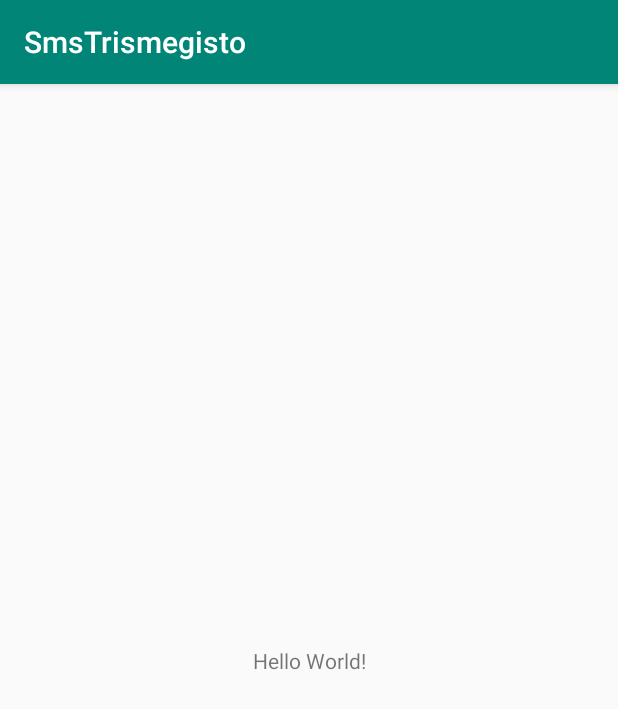
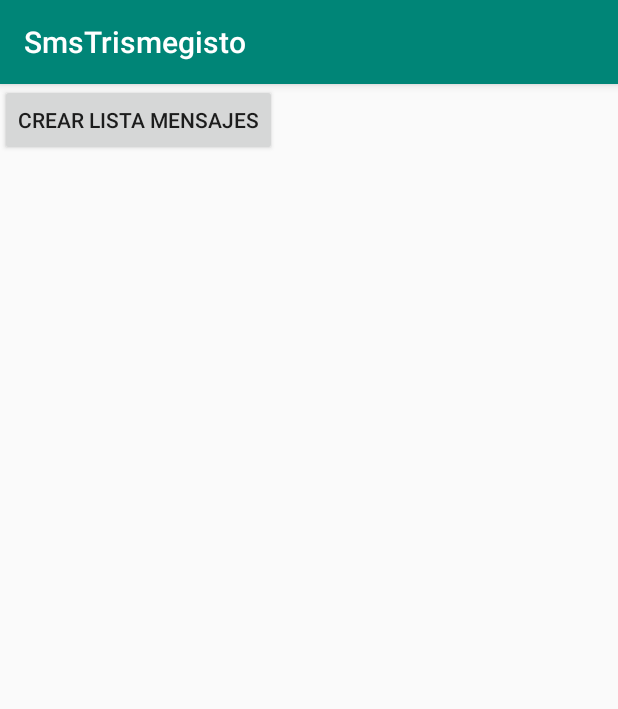
Before and after one commit to reloadersystem/SmsTrismegisto, an Android app: the screen it shows after launch (MainActivity), on a phone screen of 412 x 824 dp. Shown: the top 709 px of the screen. Run offline under Robolectric (Android 15) with nearby library versions, the phone set to English and light mode, and no system bars.

Commit message:
paso uno_estructura

```diff
--- a/app/build.gradle
+++ b/app/build.gradle
@@ -33,5 +33,22 @@ dependencies {
     androidTestImplementation 'androidx.test:runner:1.1.1'
     androidTestImplementation 'androidx.test.espresso:espresso-core:3.1.1'
 
-    implementation "androidx.lifecycle:lifecycle-extensions:2.0.0"
+    //ViewModel y LiveData
+    implementation 'androidx.lifecycle:lifecycle-extensions:2.2.0'
+
+    // KTX - Viewmodel Y Livedata
+    implementation 'androidx.lifecycle:lifecycle-viewmodel-ktx:2.2.0'
+    implementation "androidx.lifecycle:lifecycle-livedata-ktx:2.3.0-alpha07"
+    implementation 'com.github.bumptech.glide:glide:4.11.0'
+
+// Retrofit
+    implementation 'com.squareup.retrofit2:retrofit:2.6.0'
+    implementation 'com.google.code.gson:gson:2.8.5'
+    implementation 'com.squareup.retrofit2:converter-gson:2.5.0'
+    implementation 'com.squareup.okhttp3:logging-interceptor:3.12.0'
+
+    // Coroutinas
+
+    implementation "org.jetbrains.kotlinx:kotlinx-coroutines-android:1.3.3"
+
 }
--- /dev/null
+++ b/app/src/main/java/com/reloader/smstrismegisto/data/DataSource.kt
@@ -0,0 +1,20 @@
+package com.reloader.smstrismegisto.data
+
+import com.reloader.smstrismegisto.ui.modelo.Mensajes
+import com.reloader.smstrismegisto.vo.Resource
+
+class DataSource {
+
+    private val generateListDeMensajes = listOf(
+
+        Mensajes(10, "+519641548", "Kotlin"),
+        Mensajes(11, "+5191212125", "iOS"),
+        Mensajes(12, "+5112312344", "Flutter"),
+        Mensajes(13, "+5658587900", "Java")
+    )
+
+    fun getMensajesList(): Resource<List<Mensajes>> {
+        return Resource.Success(generateListDeMensajes)
+    }
+
+}
--- a/app/src/main/java/com/reloader/smstrismegisto/data/MensajesDataSet.kt
+++ /dev/null
@@ -1,16 +0,0 @@
-package com.reloader.smstrismegisto.data
-
-import com.reloader.smstrismegisto.ui.modelo.Mensajes
-
-class MensajesDataSet {
-
-    fun crearListDeMensajes(): List<Mensajes> {
-
-        return listOf(
-            Mensajes(10, "+519641548", "Kotlin"),
-            Mensajes(11, "+5191212125", "iOS"),
-            Mensajes(12, "+5112312344", "Flutter"),
-            Mensajes(13, "+5658587900", "Java")
-        )
-    }
-}
--- a/app/src/main/java/com/reloader/smstrismegisto/domain/MessageUseCase.kt
+++ /dev/null
@@ -1,13 +0,0 @@
-package com.reloader.smstrismegisto.domain
-
-import com.reloader.smstrismegisto.data.MensajesDataSet
-import com.reloader.smstrismegisto.ui.modelo.Mensajes
-
-class MessageUseCase {
-
-    private val messageUseCase = MensajesDataSet()
-
-    fun obtenerListMessages(): List<Mensajes> {
-        return messageUseCase.crearListDeMensajes()
-    }
-}
--- /dev/null
+++ b/app/src/main/java/com/reloader/smstrismegisto/domain/Repo.kt
@@ -0,0 +1,8 @@
+package com.reloader.smstrismegisto.domain
+
+import com.reloader.smstrismegisto.ui.modelo.Mensajes
+import com.reloader.smstrismegisto.vo.Resource
+
+interface Repo {
+    fun getMensajeslist():Resource<List<Mensajes>>
+}
--- /dev/null
+++ b/app/src/main/java/com/reloader/smstrismegisto/domain/RepoImpl.kt
@@ -0,0 +1,14 @@
+package com.reloader.smstrismegisto.domain
+
+import com.reloader.smstrismegisto.data.DataSource
+import com.reloader.smstrismegisto.ui.modelo.Mensajes
+import com.reloader.smstrismegisto.vo.Resource
+
+class RepoImpl(private val dataSource: DataSource) : Repo {
+
+    override fun getMensajeslist(): Resource<List<Mensajes>> {
+
+        return dataSource.getMensajesList()
+    }
+
+}
--- a/app/src/main/java/com/reloader/smstrismegisto/ui/MainActivity.kt
+++ b/app/src/main/java/com/reloader/smstrismegisto/ui/MainActivity.kt
@@ -4,36 +4,38 @@ import android.os.Bundle
 import android.util.Log
 import androidx.appcompat.app.AppCompatActivity
 import androidx.lifecycle.Observer
+import androidx.lifecycle.ViewModelProvider
 import androidx.lifecycle.ViewModelProviders
 import com.reloader.smstrismegisto.R
+import com.reloader.smstrismegisto.data.DataSource
+import com.reloader.smstrismegisto.domain.RepoImpl
 import com.reloader.smstrismegisto.ui.modelo.Mensajes
-import com.reloader.smstrismegisto.viewmodel.MyViewModel
+import com.reloader.smstrismegisto.viewmodel.MainViewModel
+import com.reloader.smstrismegisto.viewmodel.VMFactory
+import kotlinx.android.synthetic.main.activity_main.*
 
 class MainActivity : AppCompatActivity() {
 
-    private lateinit var viewModel: MyViewModel
+
+    private lateinit var viewModel: MainViewModel
+
 
     override fun onCreate(savedInstanceState: Bundle?) {
         super.onCreate(savedInstanceState)
         setContentView(R.layout.activity_main)
+        setupViewModel()
 
-        viewModel = ViewModelProviders.of(this).get(MyViewModel::class.java)
+        btn_crearLista.setOnClickListener {
+//            viewModel.getListMessages()
+        }
+    }
 
-        val mensajesObserver = Observer<List<Mensajes>> {
+    private fun setupViewModel() {
+        viewModel = ViewModelProviders.of(this, VMFactory(RepoImpl(DataSource()))).get(MainViewModel::class.java)
 
-//            for((index, value) in it.withIndex()){
-//                Log.d("mensajes $index:", value.sms_mensaje) // 0:Kotlin , 1: iOS, 2: Flutter
-//            }
-
-
-//            for(mensaje in it){
-//                Log.d("listaMensajes", mensaje.sms_mensaje)
-//            } // result : Kotlin - iOS- Flutter- Java
-
-
-            Log.d("listaMensajes", it.toString()) // list complete
-        }
-
-        viewModel.getListMensajesLiveData().observe(this, mensajesObserver)
+//        val mensajesObserver = Observer<List<Mensajes>> {
+//            Log.d("listaMensajes", it.toString()) // list complete
+//        }
+//        viewModel.getListMensajesLiveData().observe(this, mensajesObserver)
     }
 }
--- /dev/null
+++ b/app/src/main/java/com/reloader/smstrismegisto/viewmodel/MainViewModel.kt
@@ -0,0 +1,22 @@
+package com.reloader.smstrismegisto.viewmodel
+
+import androidx.lifecycle.ViewModel
+import androidx.lifecycle.liveData
+import com.reloader.smstrismegisto.domain.Repo
+import com.reloader.smstrismegisto.vo.Resource
+import kotlinx.coroutines.Dispatchers
+
+//pasando repo por Constructor
+class MainViewModel(private val repo: Repo) : ViewModel() {
+
+    //2do plano
+    val fetchMensajesList = liveData(Dispatchers.IO) {
+        emit(Resource.Loading())
+        try {
+            emit(repo.getMensajeslist())
+        } catch (e: Exception) {
+            emit(Resource.Failure(e))
+        }
+    }
+
+}
--- a/app/src/main/java/com/reloader/smstrismegisto/viewmodel/MyViewModel.kt
+++ /dev/null
@@ -1,32 +0,0 @@
-package com.reloader.smstrismegisto.viewmodel
-
-import androidx.lifecycle.LiveData
-import androidx.lifecycle.MutableLiveData
-import androidx.lifecycle.ViewModel
-import com.reloader.smstrismegisto.domain.MessageUseCase
-import com.reloader.smstrismegisto.ui.modelo.Mensajes
-
-class MyViewModel : ViewModel() {
-
-    val mensajesUseCase = MessageUseCase()
-    private val listData = MutableLiveData<List<Mensajes>>()
-
-    init {
-        //ni bien  hago la instancia de MyWiewModel inicia el metodo
-        getListMessages()
-    }
-
-    fun setListSms(listaMessages: List<Mensajes>) {
-        listData.value = listaMessages
-    }
-
-    fun getListMessages() {
-        setListSms(mensajesUseCase.obtenerListMessages())
-    }
-
-    //escucha  si hay cambios
-    fun getListMensajesLiveData():LiveData<List<Mensajes>>{
-        return listData
-    }
-
-}
--- /dev/null
+++ b/app/src/main/java/com/reloader/smstrismegisto/viewmodel/VMFactory.kt
@@ -0,0 +1,11 @@
+package com.reloader.smstrismegisto.viewmodel
+
+import androidx.lifecycle.ViewModel
+import androidx.lifecycle.ViewModelProvider
+import com.reloader.smstrismegisto.domain.Repo
+
+class VMFactory(private val repo: Repo) : ViewModelProvider.Factory {
+    override fun <T : ViewModel?> create(modelClass: Class<T>): T {
+        return modelClass.getConstructor(Repo::class.java).newInstance(repo)
+    }
+}
--- /dev/null
+++ b/app/src/main/java/com/reloader/smstrismegisto/vo/Resource.kt
@@ -0,0 +1,7 @@
+package com.reloader.smstrismegisto.vo
+
+sealed class Resource<out T> {
+    class Loading<out T> : Resource<T>()
+    data class Success<out T>(val data: T) : Resource<T>()
+    data class Failure<out T>(val exception: Exception) : Resource<T>()
+}
--- a/app/src/main/res/layout/activity_main.xml
+++ b/app/src/main/res/layout/activity_main.xml
@@ -1,18 +1,17 @@
 <?xml version="1.0" encoding="utf-8"?>
-<androidx.constraintlayout.widget.ConstraintLayout xmlns:android="http://schemas.android.com/apk/res/android"
+<LinearLayout xmlns:android="http://schemas.android.com/apk/res/android"
     xmlns:app="http://schemas.android.com/apk/res-auto"
     xmlns:tools="http://schemas.android.com/tools"
     android:layout_width="match_parent"
     android:layout_height="match_parent"
+    android:orientation="vertical"
     tools:context=".ui.MainActivity">
 
-    <TextView
+    <Button
+        android:id="@+id/btn_crearLista"
         android:layout_width="wrap_content"
         android:layout_height="wrap_content"
-        android:text="Hello World!"
-        app:layout_constraintBottom_toBottomOf="parent"
-        app:layout_constraintLeft_toLeftOf="parent"
-        app:layout_constraintRight_toRightOf="parent"
-        app:layout_constraintTop_toTopOf="parent" />
+        android:text="Crear lista Mensajes"
+       />
 
-</androidx.constraintlayout.widget.ConstraintLayout>
+</LinearLayout>
```
